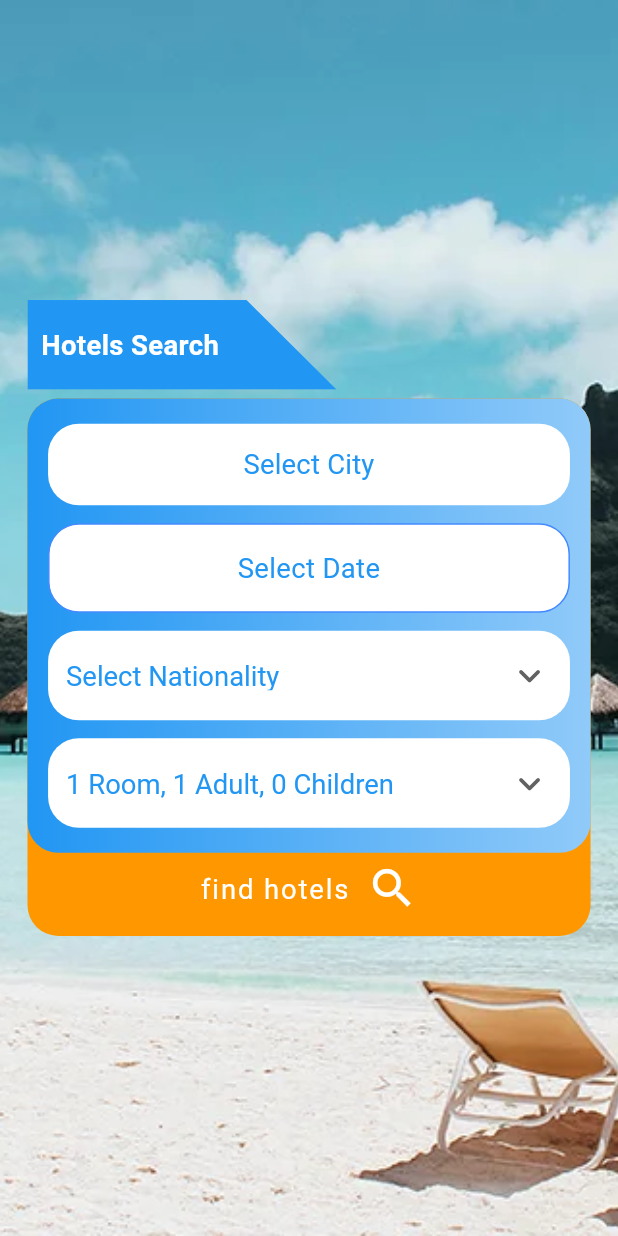
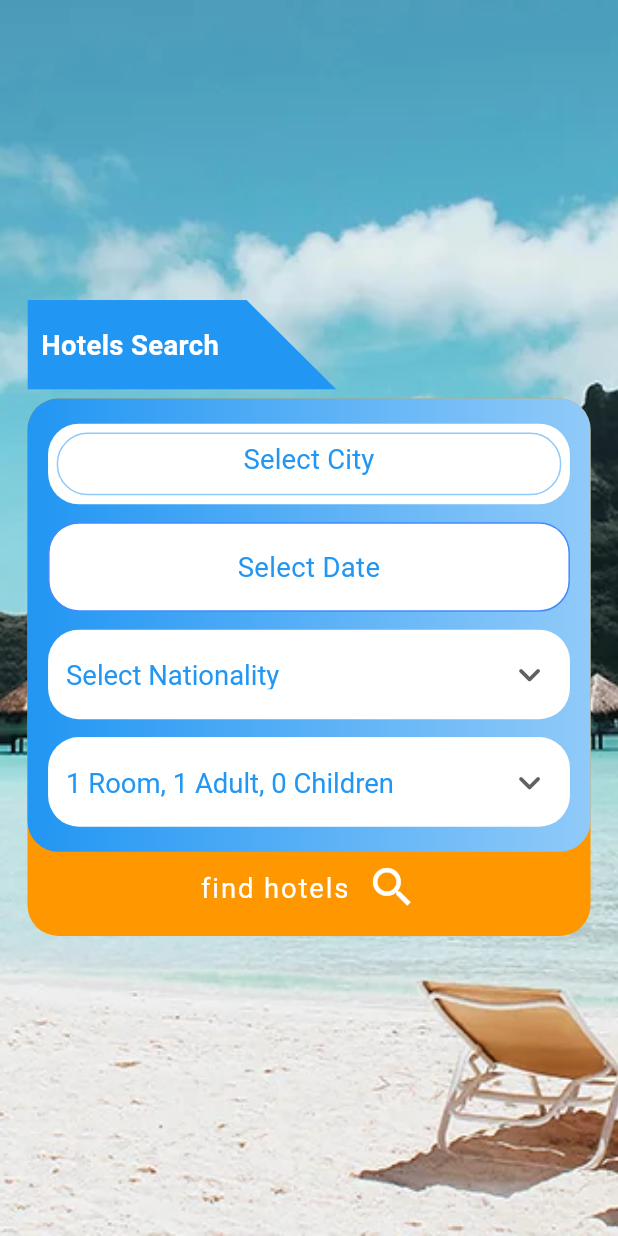
Before and after one commit to AmrHussei/hotels_go, a Flutter app: the screen it shows after launch, on a phone screen of 412 x 824 dp. Run offline on Flutter 3.47's test engine with Material 2 defaults, Android fonts, the phone set to English and light mode, and no system bars; our stand-ins replace flutter_screenutil.

Commit message:
build border TFF

```diff
--- a/lib/core/widgets/text_form_field_widget.dart
+++ b/lib/core/widgets/text_form_field_widget.dart
@@ -77,11 +77,11 @@ class TextFormFieldWidget extends StatelessWidget {
           ),
         ),
         focusedBorder: OutlineInputBorder(
-          borderSide: const BorderSide(color: Colors.blue, width: 2.0),
+          borderSide: const BorderSide(color: Colors.blue, width: 1),
           borderRadius: BorderRadius.circular(18.0),
         ),
         enabledBorder: OutlineInputBorder(
-          borderSide: const BorderSide(color: Colors.transparent),
+          borderSide: BorderSide(color: AppColors.primaryShade),
           borderRadius: BorderRadius.circular(
             18.sp,
           ),
--- a/lib/widgets/body_widgets/center_content_widget.dart
+++ b/lib/widgets/body_widgets/center_content_widget.dart
@@ -53,11 +53,29 @@ class _CenterContentWidgetState extends State<CenterContentWidget> {
                         child: Column(
                           children: [
                             14.verticalSpace,
-                            TextFormFieldWidget(
-                              controller: selectCityController,
-                              fillColor: Colors.white,
-                              filled: true,
-                              hint: 'Select City',
+                            Container(
+                              padding: EdgeInsets.symmetric(horizontal: 5.w),
+                              height: 45.h,
+                              width: double.infinity,
+                              decoration: BoxDecoration(
+                                color: Colors.white,
+                                borderRadius: BorderRadius.circular(18.sp),
+                              ),
+                              alignment: AlignmentDirectional.center,
+                              child: Container(
+                                height: 35.h,
+                                width: double.infinity,
+                                decoration: BoxDecoration(
+                                  color: Colors.white,
+                                  borderRadius: BorderRadius.circular(18.sp),
+                                ),
+                                child: TextFormFieldWidget(
+                                  controller: selectCityController,
+                                  fillColor: Colors.white,
+                                  filled: true,
+                                  hint: 'Select City',
+                                ),
+                              ),
                             ),
                             10.verticalSpace,
                             const DateRangeWidget(),
```
